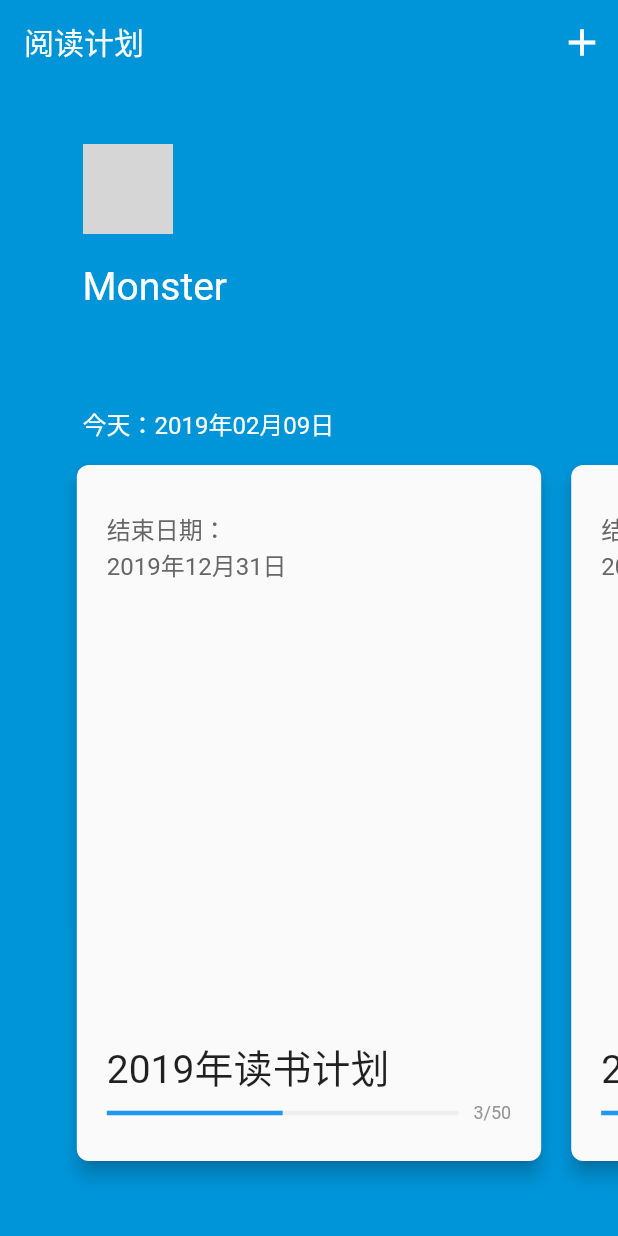
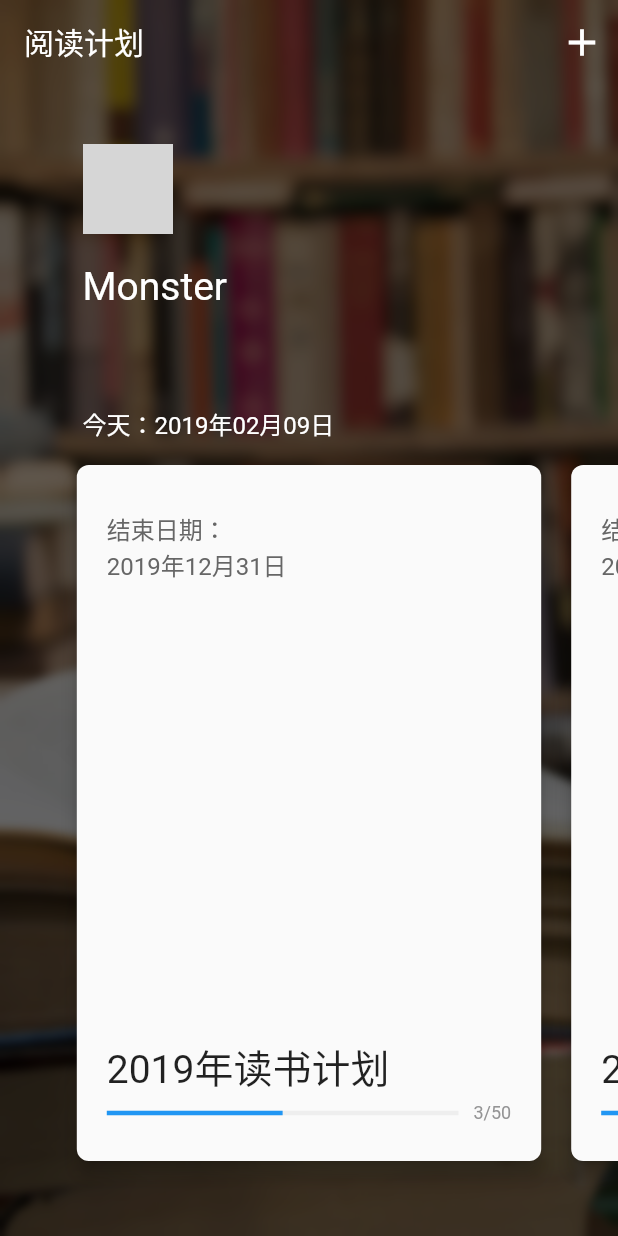
Before and after one commit to radishwu/PlanBooks, a Flutter app: the screen it shows after launch, on a phone screen of 412 x 824 dp. Run offline on Flutter 3.47's test engine with Material 2 defaults, Android fonts, the phone set to English and light mode, and no system bars; network calls fail; grey boxes are pictures that could not be loaded.

Commit message:
fix:home add bg

```diff
--- a/lib/ui/home.dart
+++ b/lib/ui/home.dart
@@ -1,15 +1,55 @@
 import 'package:flutter/material.dart';
 import 'package:intl/intl.dart';
 import 'plan_detail.dart';
+import 'create_plan.dart';
 import '../entity/plan_entity.dart';
+import 'dart:ui';
 
 class HomeApp extends StatelessWidget {
   @override
   Widget build(BuildContext context) {
-    return new MaterialApp(
-        title: '阅读计划',
-        home: new Scaffold(
-            backgroundColor: new Color(0xFF0095D9),
+    return new MaterialApp(home: new HomeAppPage());
+  }
+}
+
+class HomeAppPage extends StatefulWidget {
+  @override
+  State<StatefulWidget> createState() => new HomeAppBgPage();
+}
+
+class HomeAppBgPage extends State<HomeAppPage> {
+  @override
+  Widget build(BuildContext context) {
+    return new Stack(children: <Widget>[
+      new Container(
+        decoration: new BoxDecoration(
+          image: new DecorationImage(
+              fit: BoxFit.cover,
+              image: AssetImage('images/home_default_bg.jpg')),
+        ),
+      ),
+      new Container(
+          child: new BackdropFilter(
+        filter: ImageFilter.blur(sigmaX: 3, sigmaY: 3),
+        child: Opacity(
+          opacity: 0.7,
+          child: new Container(
+            decoration: new BoxDecoration(
+              color: Colors.black87,
+            ),
+          ),
+        ),
+      )),
+      new _HomeAppPage(),
+    ]);
+  }
+}
+
+class _HomeAppPage extends StatelessWidget {
+  @override
+  Widget build(BuildContext context) {
+    return new Scaffold(
+        backgroundColor: Colors.transparent,
         appBar: new AppBar(
           elevation: 0,
           backgroundColor: Colors.transparent,
@@ -21,14 +61,17 @@ class HomeApp extends StatelessWidget {
                 color: Colors.white,
                 size: 30,
               ),
-                  onPressed: () =>
-                      Navigator.of(context).pushNamed('/create_plan'),
+              onPressed: () => Navigator.push(
+                  context,
+                  new MaterialPageRoute(
+                    builder: (context) => new CreatePlan(),
+                  )),
             )
           ],
         ),
         body: new Stack(
           children: <Widget>[new HomePage()],
-            )));
+        ));
   }
 }
 
--- a/pubspec.yaml
+++ b/pubspec.yaml
@@ -20,6 +20,8 @@ dependencies:
   # Use with the CupertinoIcons class for iOS style icons.
   cupertino_icons: ^0.1.2
   intl: ^0.15.7
+  dio: 2.0.0
+  transparent_image: 0.1.0
 
 dev_dependencies:
   flutter_test:
@@ -38,8 +40,8 @@ flutter:
   uses-material-design: true
 
   # To add assets to your application, add an assets section, like this:
-  # assets:
-  #  - images/a_dot_burr.jpeg
+  assets:
+   - images/home_default_bg.jpg
   #  - images/a_dot_ham.jpeg
 
   # An image asset can refer to one or more resolution-specific "variants", see
```
Also changed, not shown: images/home_default_bg.jpg (added). Lines whose indentation alone changed are shown as unchanged.
